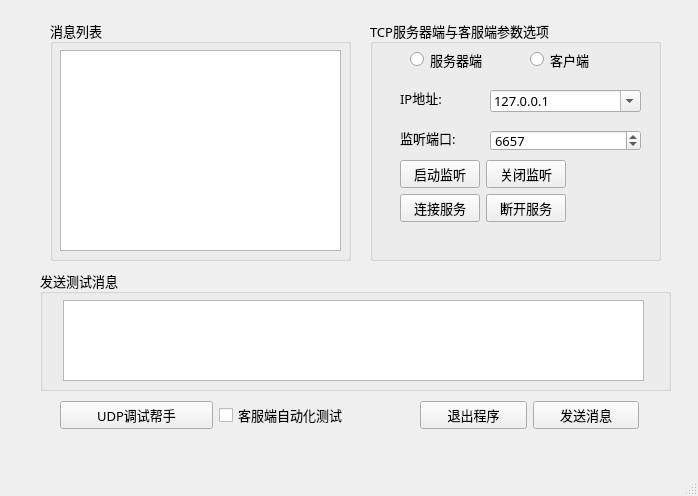
First picture: the form in mainwindow.ui, repository a1263221841-sudo/TCP-IP, before the edit.
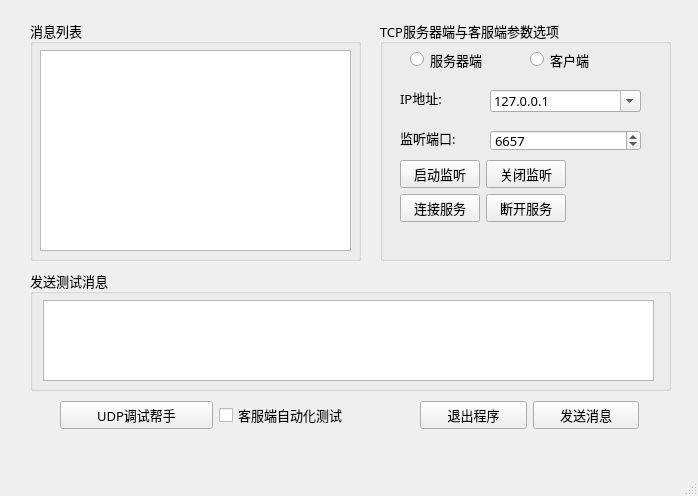
Second picture: the form after the edit. Icons and pictures are not drawn.

```diff
--- a/mainwindow.ui
+++ b/mainwindow.ui
@@ -21,9 +21,9 @@
    <widget class="QPlainTextEdit" name="plainTextEdit_MsgList">
     <property name="geometry">
      <rect>
-      <x>60</x>
+      <x>40</x>
       <y>50</y>
-      <width>281</width>
+      <width>311</width>
       <height>201</height>
      </rect>
     </property>
@@ -157,7 +157,7 @@
    <widget class="QGroupBox" name="groupBox">
     <property name="geometry">
      <rect>
-      <x>370</x>
+      <x>380</x>
       <y>20</y>
       <width>291</width>
       <height>241</height>
@@ -264,9 +264,9 @@
    <widget class="QGroupBox" name="groupBox_2">
     <property name="geometry">
      <rect>
-      <x>50</x>
+      <x>30</x>
       <y>20</y>
-      <width>301</width>
+      <width>331</width>
       <height>241</height>
      </rect>
     </property>
@@ -283,9 +283,9 @@
    <widget class="QGroupBox" name="groupBox_3">
     <property name="geometry">
      <rect>
-      <x>40</x>
+      <x>30</x>
       <y>270</y>
-      <width>631</width>
+      <width>641</width>
       <height>121</height>
      </rect>
     </property>
@@ -301,9 +301,9 @@
     <widget class="QPlainTextEdit" name="plainTextEdit_SendMsg">
      <property name="geometry">
       <rect>
-       <x>23</x>
+       <x>13</x>
        <y>30</y>
-       <width>581</width>
+       <width>611</width>
        <height>81</height>
       </rect>
      </property>
```
